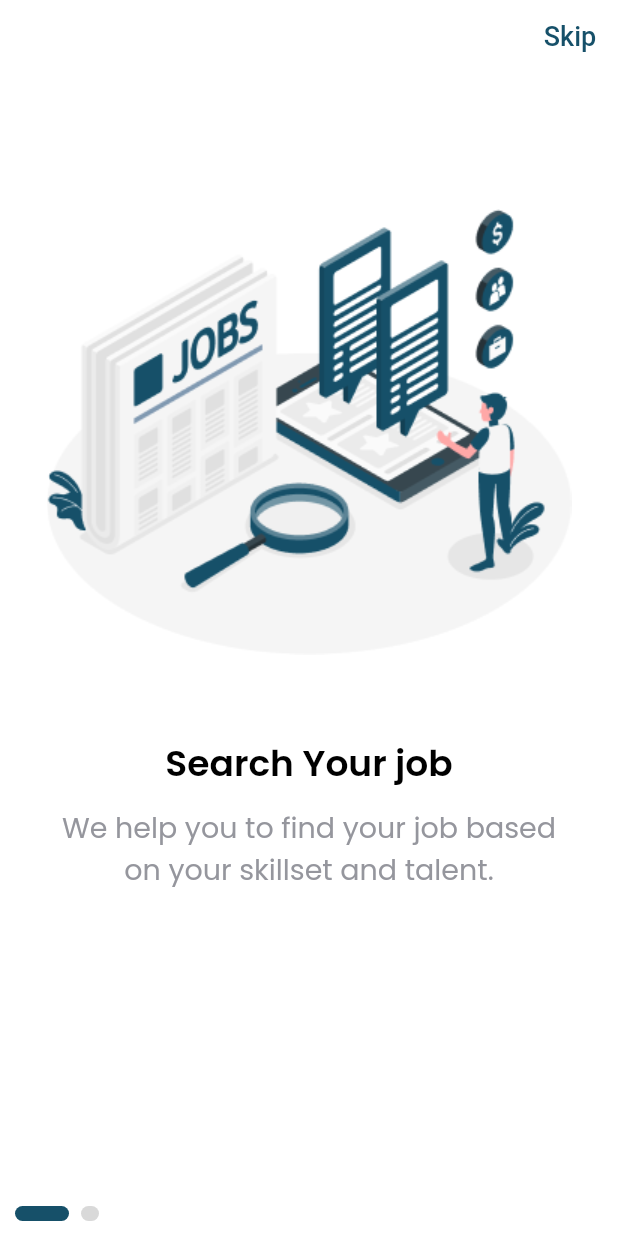
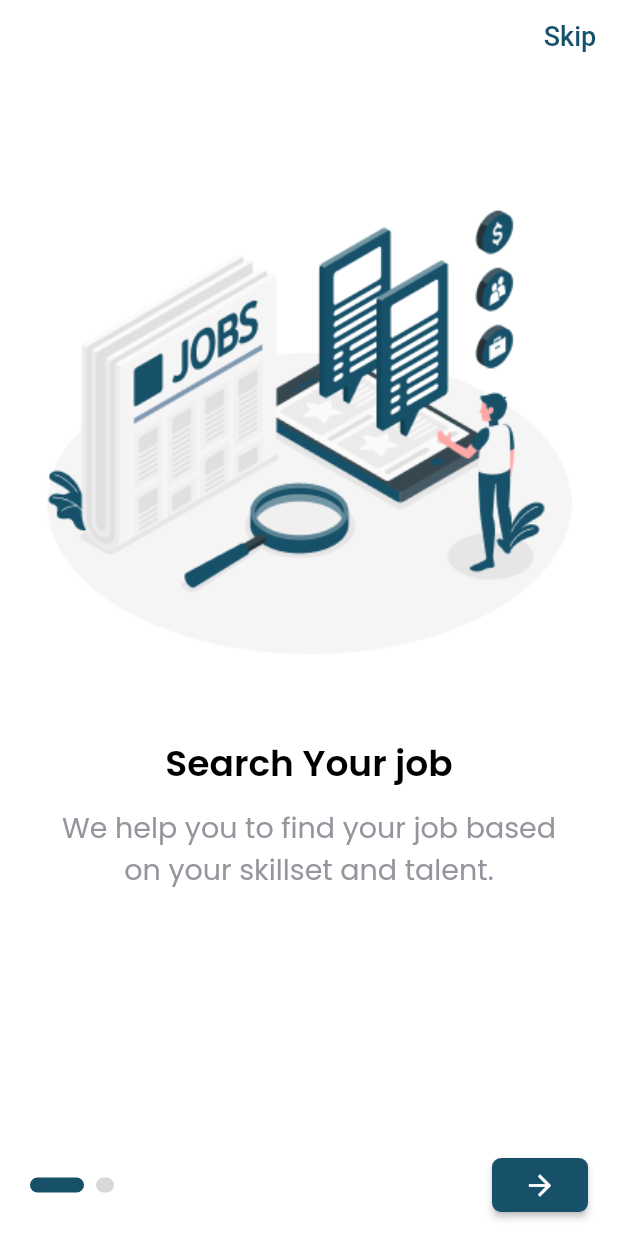
Before and after one commit to SalmaNada5/Task-Tech, a Flutter app: the screen it shows after launch, on a phone screen of 412 x 824 dp. Run offline on Flutter 3.47's test engine with Material 2 defaults, Android fonts, the phone set to English and light mode, and no system bars; drawn by our look-alikes of smooth_page_indicator; our stand-ins replace google_fonts.

Commit message:
finishing onboarding screen

```diff
--- a/lib/presentation/screens/onboarding_screen.dart
+++ b/lib/presentation/screens/onboarding_screen.dart
@@ -1,4 +1,5 @@
 import 'package:flutter/material.dart';
+import 'package:google_fonts/google_fonts.dart';
 import 'package:smooth_page_indicator/smooth_page_indicator.dart';
 import 'package:task_tech/constants/colors.dart';
 
@@ -13,6 +14,7 @@ class OnboardingScreen extends StatefulWidget {
 
 class _OnboardingScreenState extends State<OnboardingScreen> {
   final PageController _pageController = PageController();
+  bool isLastPage = false;
   @override
   void dispose() {
     _pageController.dispose();
@@ -25,6 +27,11 @@ class _OnboardingScreenState extends State<OnboardingScreen> {
       backgroundColor: Colors.white,
       body: PageView(
         controller: _pageController,
+        onPageChanged: (value) {
+          setState(() {
+            isLastPage = value == 1;
+          });
+        },
         children: const [
           FirstOnBoarding(),
           SecondOnBoarding(),
@@ -32,8 +39,10 @@ class _OnboardingScreenState extends State<OnboardingScreen> {
       ),
       bottomSheet: Container(
         color: Colors.white,
-        padding: const EdgeInsets.all(10.0),
-        child: Row(children: [
+        padding: const EdgeInsets.only(left: 20, right: 20, bottom: 10),
+        child: Row(
+          mainAxisAlignment: MainAxisAlignment.spaceBetween,
+          children: [
             SmoothPageIndicator(
               controller: _pageController,
               count: 2,
@@ -43,8 +52,34 @@ class _OnboardingScreenState extends State<OnboardingScreen> {
                 dotHeight: 10,
                 dotWidth: 12,
               ),
+            ),
+            ElevatedButton(
+                style: ButtonStyle(
+                    backgroundColor:
+                        MaterialStateProperty.all(primaryLightColor),
+                    shape: MaterialStateProperty.all(RoundedRectangleBorder(
+                        borderRadius: BorderRadius.circular(6)))),
+                onPressed: isLastPage
+                    ? () {}
+                    : () => _pageController.nextPage(
+                        duration: const Duration(milliseconds: 500),
+                        curve: Curves.easeInOut),
+                child: isLastPage
+                    ? Padding(
+                        padding: const EdgeInsets.all(8.0),
+                        child: Text('Get Started',
+                            style: GoogleFonts.poppins(
+                              color: white,
+                              fontSize: 18,
+                              fontWeight: FontWeight.w500,
+                            )),
                       )
-        ]),
+                    : const Icon(
+                        Icons.arrow_forward,
+                        size: 22,
+                      ))
+          ],
+        ),
       ),
     );
   }
```
Lines whose indentation alone changed are shown as unchanged.
